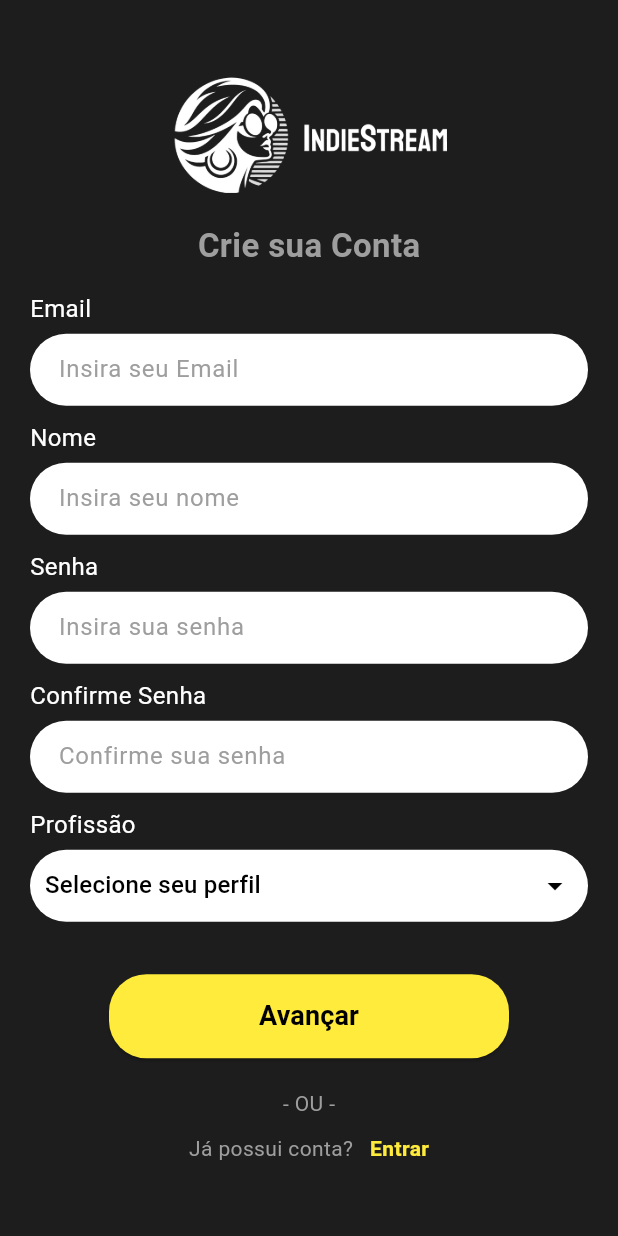
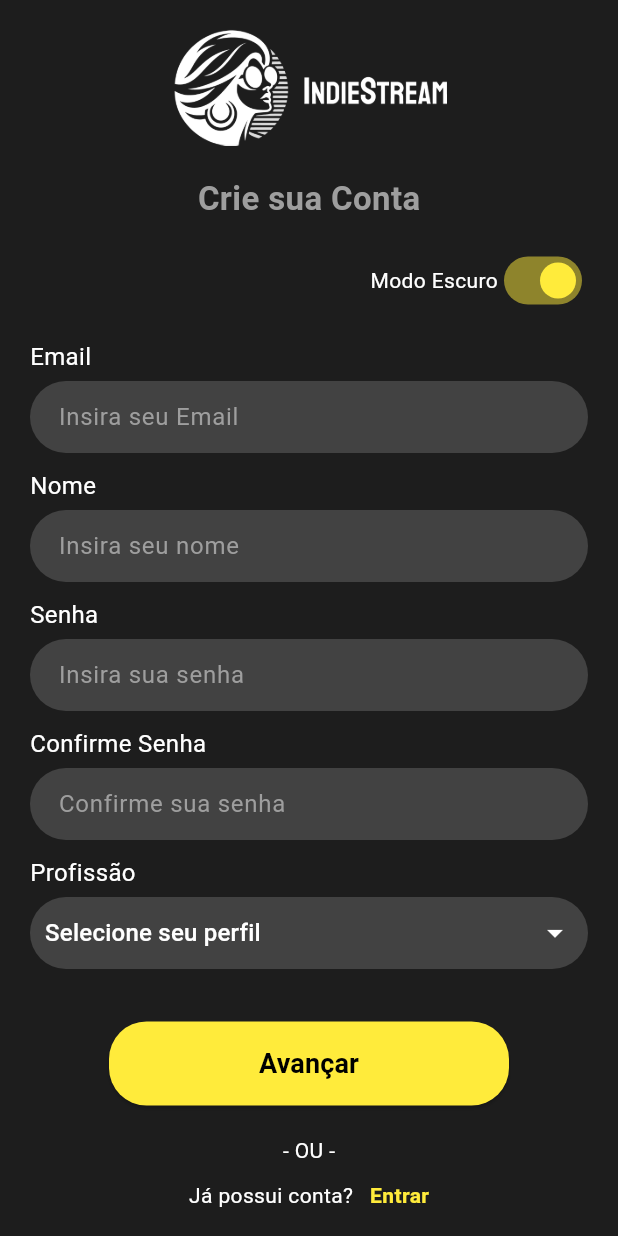
Before and after one commit to LKaio16/indiestream-app, a Flutter app: the CadastroScreen screen opened directly, on a phone screen of 412 x 824 dp. Run offline on Flutter 3.47's test engine with Material 3 defaults, Android fonts, the phone set to English and light mode, and no system bars; our stand-ins replace cached_network_image, flutter_secure_storage, font_awesome_flutter, google_fonts, shared_preferences; accounts and stored records are empty.

Commit message:
Fazendo ajustes e criando mudança de themas para edicao-perfil ecadatro

```diff
--- a/lib/cadastro_screen.dart
+++ b/lib/cadastro_screen.dart
@@ -9,11 +9,12 @@ class CadastroScreen extends StatefulWidget {
 class _CadastroScreenState extends State<CadastroScreen> {
   String? perfilSelecionado;
   final List<String> listaPerfis = ["Artista", "Fã", "Produtor", "Outro"];
+  bool isDark = true; // Variável para controlar o tema escuro ou claro
 
   @override
   Widget build(BuildContext context) {
     return Scaffold(
-      backgroundColor: Color(0xFF1D1D1D),
+      backgroundColor: isDark ? Color(0xFF1D1D1D) : Colors.white, // Cor de fundo baseada no tema
       body: Center(
         child: Padding(
           padding: const EdgeInsets.symmetric(horizontal: 20),
@@ -22,16 +23,43 @@ class _CadastroScreenState extends State<CadastroScreen> {
             crossAxisAlignment: CrossAxisAlignment.center,
             children: [
               // ---- LOGO ----
-            Image.asset(
-            'assets/logo.png',
-              height: 80,
-            ),
+              Image.asset(
+                'assets/logo.png',
+                height: 80,
+              ),
               const SizedBox(height: 20),
 
               // ---- TÍTULO ----
               Text(
                 "Crie sua Conta",
-                style: TextStyle(fontSize: 22, fontWeight: FontWeight.bold, color: Colors.grey),
+                style: TextStyle(
+                  fontSize: 22,
+                  fontWeight: FontWeight.bold,
+                  color: isDark ? Colors.grey : Colors.black, // Cor do texto baseada no tema
+                ),
+              ),
+              SizedBox(height: 15),
+
+              // ---- SWITCH PARA ALTERAR O TEMA ----
+              Row(
+                mainAxisAlignment: MainAxisAlignment.end,
+                children: [
+                  Text(
+                    "Modo Escuro",
+                    style: TextStyle(
+                      color: isDark ? Colors.white : Colors.black, // Cor do texto baseada no tema
+                    ),
+                  ),
+                  Switch(
+                    value: isDark,
+                    onChanged: (value) {
+                      setState(() {
+                        isDark = value; // Alterna entre os temas
+                      });
+                    },
+                    activeColor: Colors.yellow,
+                  ),
+                ],
               ),
               SizedBox(height: 15),
 
@@ -44,28 +72,34 @@ class _CadastroScreenState extends State<CadastroScreen> {
               // ---- SELEÇÃO DE PERFIL ----
               Align(
                 alignment: Alignment.centerLeft,
-                child: Text("Profissão", style: TextStyle(color: Colors.white, fontSize: 16)),
+                child: Text(
+                  "Profissão",
+                  style: TextStyle(
+                    color: isDark ? Colors.white : Colors.black, // Cor do texto baseada no tema
+                    fontSize: 16,
+                  ),
+                ),
               ),
               Container(
                 width: double.infinity,
                 padding: EdgeInsets.symmetric(horizontal: 10),
                 margin: EdgeInsets.only(top: 5, bottom: 15),
                 decoration: BoxDecoration(
-                  color: Colors.white,
+                  color: isDark ? Colors.grey[800] : Colors.white, // Cor de fundo do dropdown
                   borderRadius: BorderRadius.circular(25),
                 ),
                 child: DropdownButtonHideUnderline(
                   child: DropdownButton<String>(
                     value: perfilSelecionado,
-                    hint: Text("Selecione seu perfil", style: TextStyle(color: Colors.black)),
-                    icon: Icon(Icons.arrow_drop_down, color: Colors.black), // Ícone de seta
+                    hint: Text("Selecione seu perfil", style: TextStyle(color: isDark ? Colors.white : Colors.black)),
+                    icon: Icon(Icons.arrow_drop_down, color: isDark ? Colors.white : Colors.black),
                     items: listaPerfis.map((String valor) {
                       return DropdownMenuItem<String>(
                         value: valor,
                         child: Row(
                           mainAxisAlignment: MainAxisAlignment.spaceBetween,
                           children: [
-                            Text(valor, style: TextStyle(color: Colors.black)),
+                            Text(valor, style: TextStyle(color: isDark ? Colors.white : Colors.black)),
                           ],
                         ),
                       );
@@ -90,14 +124,18 @@ class _CadastroScreenState extends State<CadastroScreen> {
                 onPressed: () {},
                 child: Text(
                   "Avançar",
-                  style: TextStyle(fontSize: 18, fontWeight: FontWeight.bold, color: Colors.black),
+                  style: TextStyle(
+                    fontSize: 18,
+                    fontWeight: FontWeight.bold,
+                    color: isDark ? Colors.black : Colors.white, // Cor do texto no botão
+                  ),
                 ),
               ),
               SizedBox(height: 20),
               // ------ Separação "OU" ------
               Text(
                 "- OU -",
-                style: TextStyle(color: Colors.grey),
+                style: TextStyle(color: isDark ? Colors.white : Colors.grey),
               ),
 
               SizedBox(height: 10),
@@ -108,7 +146,7 @@ class _CadastroScreenState extends State<CadastroScreen> {
                 children: [
                   Text(
                     "Já possui conta? ",
-                    style: TextStyle(color: Colors.grey, fontSize: 14),
+                    style: TextStyle(color: isDark ? Colors.white : Colors.grey, fontSize: 14),
                   ),
                   GestureDetector(
                     onTap: () {
@@ -141,15 +179,15 @@ class _CadastroScreenState extends State<CadastroScreen> {
     return Column(
       crossAxisAlignment: CrossAxisAlignment.start,
       children: [
-        Text(rotulo, style: TextStyle(color: Colors.white, fontSize: 16)),
+        Text(rotulo, style: TextStyle(color: isDark ? Colors.white : Colors.black, fontSize: 16)),
         SizedBox(height: 5),
         TextField(
           obscureText: isSenha,
           decoration: InputDecoration(
             hintText: dica,
-            hintStyle: TextStyle(color: Colors.grey),
+            hintStyle: TextStyle(color: isDark ? Colors.grey : Colors.black),
             filled: true,
-            fillColor: Colors.white,
+            fillColor: isDark ? Colors.grey[800] : Colors.white, // Cor de fundo do campo de texto
             border: OutlineInputBorder(
               borderRadius: BorderRadius.circular(25),
               borderSide: BorderSide.none,
--- a/lib/main.dart
+++ b/lib/main.dart
@@ -1,7 +1,6 @@
 import 'package:flutter/material.dart';
 import 'package:provider/provider.dart';
 import 'package:shared_preferences/shared_preferences.dart';
-
 import 'home_screen.dart';
 import 'login_screen.dart';
 import 'onboarding_screen.dart';
@@ -15,7 +14,7 @@
 
   runApp(
     ChangeNotifierProvider(
-      create: (_) => ThemeProvider(), // carrega o tema salvo
+      create: (_) => ThemeProvider(),
       child: MyApp(isAuthenticated: isAuthenticated),
     ),
   );
```
Also changed, not shown: lib/edicao-perfil_screen.dart (+40 -14 lines), lib/planos_page.dart (+32 -14 lines), lib/sobre_nos.dart (+42 -23 lines).
